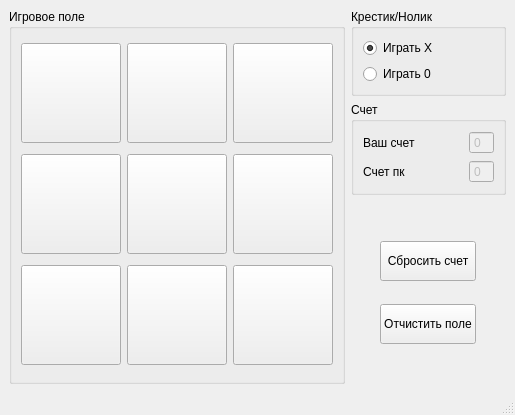
lmaksimll/Crosses-Zeros, file mainwindow.ui: the form before one commit.
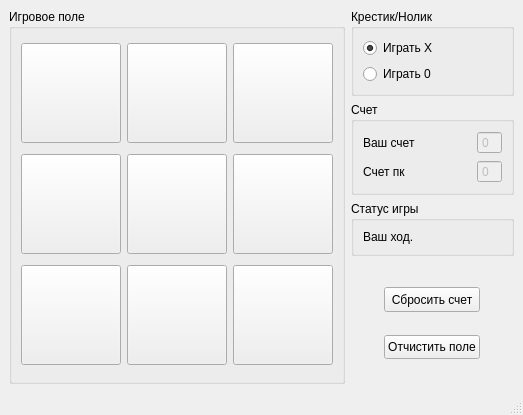
The form after the commit. Icons and pictures are not drawn.

```diff
--- a/mainwindow.ui
+++ b/mainwindow.ui
@@ -6,7 +6,7 @@
    <rect>
     <x>0</x>
     <y>0</y>
-    <width>515</width>
+    <width>523</width>
     <height>415</height>
    </rect>
   </property>
@@ -304,6 +304,22 @@
           </layout>
          </widget>
         </item>
+        <item>
+         <widget class="QGroupBox" name="groupBox">
+          <property name="title">
+           <string>Статус игры</string>
+          </property>
+          <layout class="QGridLayout" name="gridLayout_4">
+           <item row="0" column="0">
+            <widget class="QLabel" name="label_status">
+             <property name="text">
+              <string>Ваш ход.</string>
+             </property>
+            </widget>
+           </item>
+          </layout>
+         </widget>
+        </item>
         <item>
          <layout class="QHBoxLayout" name="horizontalLayout">
           <item>
@@ -332,7 +348,7 @@
               <property name="sizeHint" stdset="0">
                <size>
                 <width>20</width>
-                <height>40</height>
+                <height>20</height>
                </size>
               </property>
              </spacer>
@@ -387,7 +403,7 @@
               <property name="sizeHint" stdset="0">
                <size>
                 <width>20</width>
-                <height>40</height>
+                <height>20</height>
                </size>
               </property>
              </spacer>
```
Left out of the diff: 2 changed lines with no effect on the pictures.
